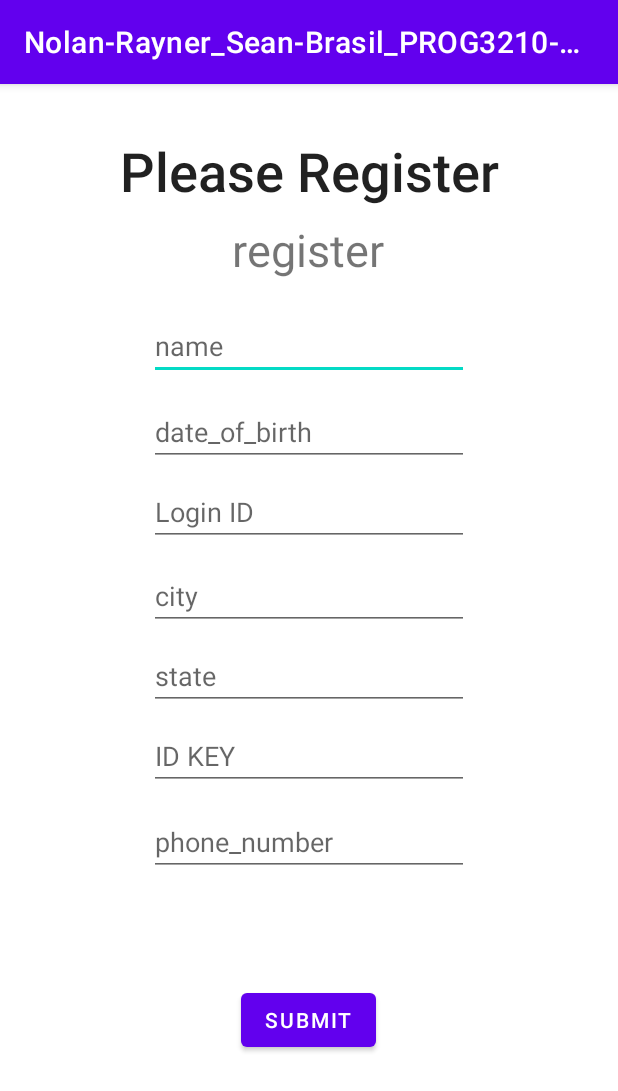
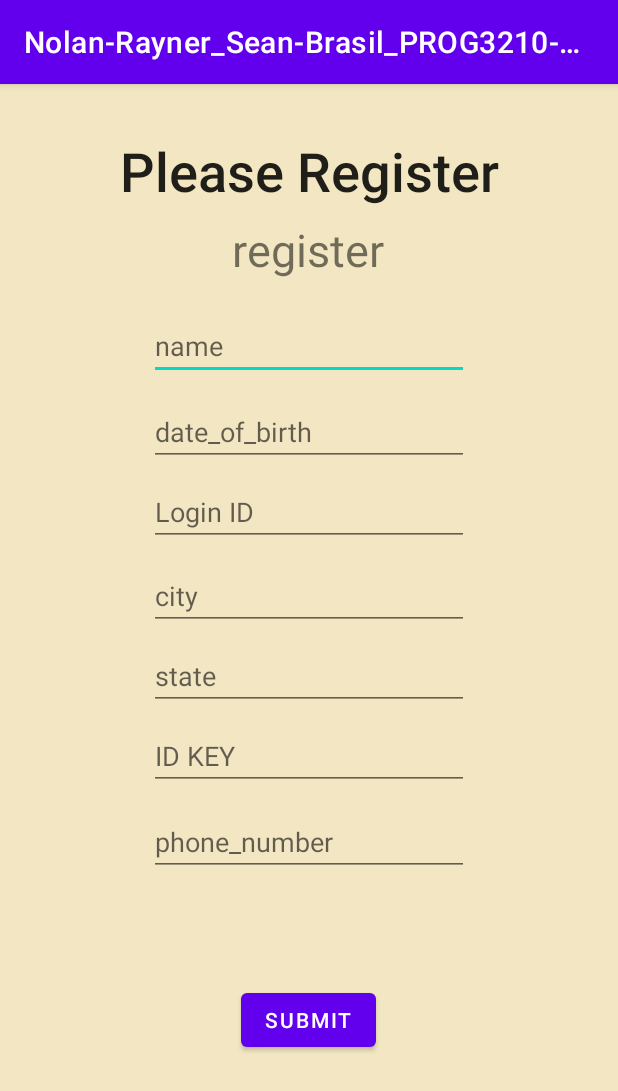
Before and after one commit to Nolan-Git/FinalProject, an Android app: the RegisterPage screen opened directly, with no data from a screen before it, on a phone screen of 412 x 824 dp. Shown: the top 1091 px of the screen. Run offline under Robolectric (Android 15) with nearby library versions, the light colour scheme and no system bars.

Commit message:
did some stuff

```diff
--- a/FinalProject/NolanRayner_SeanBrasil_PROG3210-FinalProject/app/src/main/res/layout/activity_add_bird.xml
+++ b/FinalProject/NolanRayner_SeanBrasil_PROG3210-FinalProject/app/src/main/res/layout/activity_add_bird.xml
@@ -4,6 +4,7 @@
     xmlns:tools="http://schemas.android.com/tools"
     android:layout_width="match_parent"
     android:layout_height="match_parent"
+    android:background="#F3E7C3"
     android:orientation="vertical"
     tools:context=".addBirdActivity" >
 
--- a/FinalProject/NolanRayner_SeanBrasil_PROG3210-FinalProject/app/src/main/res/layout/activity_login_page.xml
+++ b/FinalProject/NolanRayner_SeanBrasil_PROG3210-FinalProject/app/src/main/res/layout/activity_login_page.xml
@@ -3,6 +3,7 @@
     xmlns:app="http://schemas.android.com/apk/res-auto"
     xmlns:tools="http://schemas.android.com/tools"
     android:layout_width="match_parent"
+    android:background="#F3E7C3"
     android:layout_height="match_parent"
     tools:context=".LoginPage">
 
--- a/FinalProject/NolanRayner_SeanBrasil_PROG3210-FinalProject/app/src/main/res/layout/activity_register_page.xml
+++ b/FinalProject/NolanRayner_SeanBrasil_PROG3210-FinalProject/app/src/main/res/layout/activity_register_page.xml
@@ -4,6 +4,7 @@
     xmlns:tools="http://schemas.android.com/tools"
     android:layout_width="match_parent"
     android:layout_height="match_parent"
+    android:background="#F3E7C3"
     tools:context=".RegisterPage">
 
 
--- a/FinalProject/NolanRayner_SeanBrasil_PROG3210-FinalProject/app/src/main/res/layout/activity_update_bird.xml
+++ b/FinalProject/NolanRayner_SeanBrasil_PROG3210-FinalProject/app/src/main/res/layout/activity_update_bird.xml
@@ -4,6 +4,7 @@
     xmlns:tools="http://schemas.android.com/tools"
     android:layout_width="match_parent"
     android:layout_height="match_parent"
+    android:background="#F3E7C3"
     android:orientation="vertical"
     tools:context=".MainActivity">
 
```
